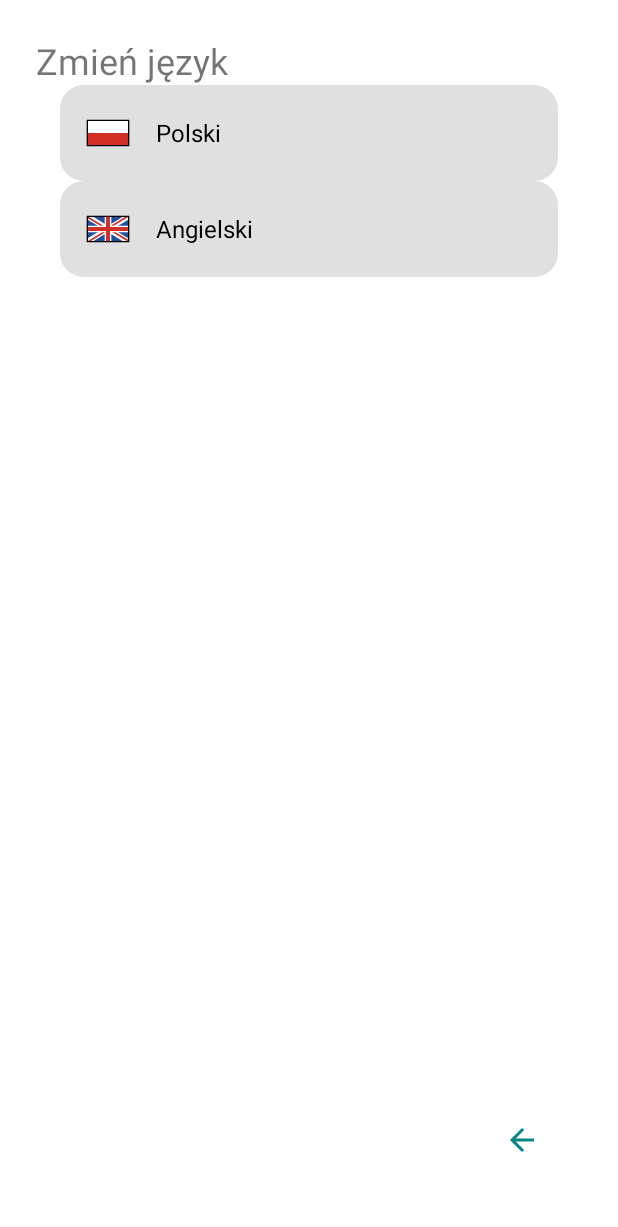
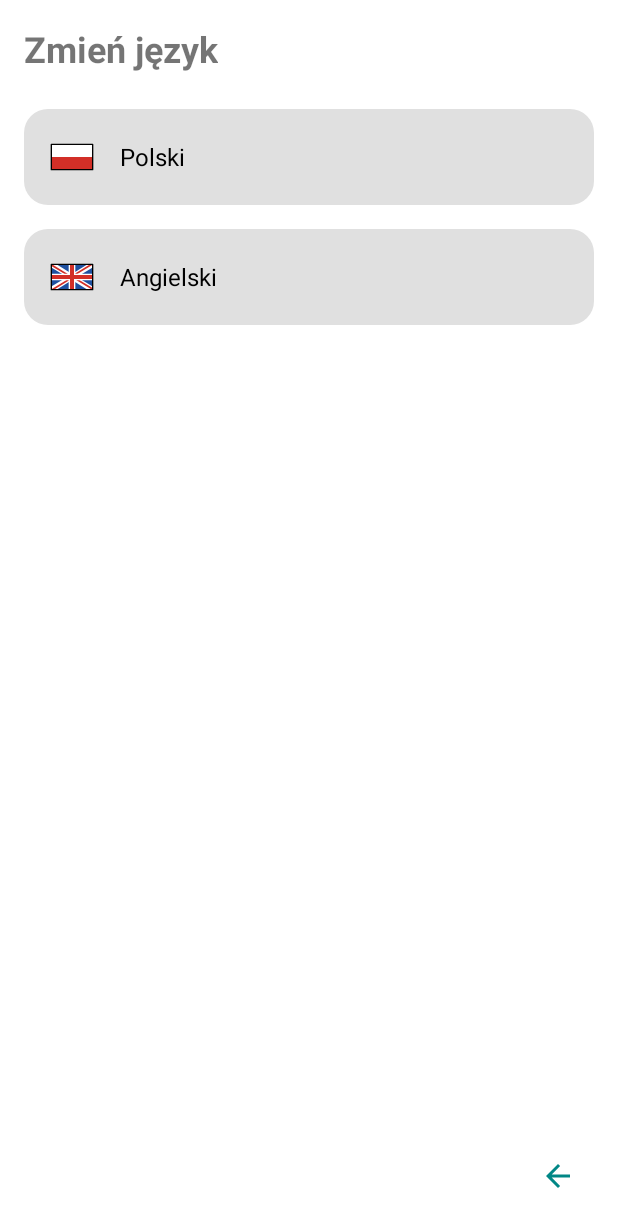
Before and after one commit to Jo3i/Komunikacja-cz-komp, an Android app: the LanguageActivity screen opened directly, with no data from a screen before it, on a phone screen of 412 x 824 dp. Shown: the top 1227 px of the screen. Run offline under Robolectric (Android 15) with nearby library versions, the phone set to English and light mode, and no system bars.

Commit message:
Poprawa widoku activity_language.xml, poprawy layoutu activity_main_menu.xml dla przycisku wyloguj

```diff
--- a/app/src/main/java/com/example/ocrapp/LanguageActivity.kt
+++ b/app/src/main/java/com/example/ocrapp/LanguageActivity.kt
@@ -19,6 +19,9 @@ class LanguageActivity : AppCompatActivity() {
         setContentView(R.layout.activity_language)
 
         preferences = getSharedPreferences("AppPrefs", MODE_PRIVATE)
+        // Ustawienie języka przy starcie activity, żeby pokazać aktualny język
+        val lang = preferences.getString("language", "en") ?: "en"
+        setLocale(lang)
     }
 
     private fun setLocale(languageCode: String) {
@@ -56,7 +59,8 @@ class LanguageActivity : AppCompatActivity() {
         setResult(RESULT_OK)
         finish()
     }
+
     fun onBackToMenuClick(view: View) {
-        finish() // zamyka ustawienia i wraca do poprzedniego ekranu
+        finish() // zamyka aktywność i wraca do poprzedniej
     }
 }
--- a/app/src/main/res/layout/activity_history.xml
+++ b/app/src/main/res/layout/activity_history.xml
@@ -14,7 +14,6 @@
         android:layout_width="wrap_content"
         android:layout_height="wrap_content"
         android:text="@string/history_marks"
-        android:textColor="@android:color/black"
         android:textSize="24sp"
         android:textStyle="bold"
         app:layout_constraintTop_toTopOf="parent"
--- a/app/src/main/res/layout/activity_language.xml
+++ b/app/src/main/res/layout/activity_language.xml
@@ -1,39 +1,46 @@
 <?xml version="1.0" encoding="utf-8"?>
-<androidx.constraintlayout.widget.ConstraintLayout
-    xmlns:android="http://schemas.android.com/apk/res/android"
-    xmlns:app="http://schemas.android.com/apk/res-auto"
-    android:id="@+id/language_layout"
+<FrameLayout xmlns:android="http://schemas.android.com/apk/res/android"
+    android:id="@+id/languageRoot"
     android:layout_width="match_parent"
     android:layout_height="match_parent"
-    android:padding="24dp"
     android:fitsSystemWindows="true">
 
+    <ScrollView
+        android:id="@+id/scrollView"
+        android:layout_marginStart="16dp"
+        android:layout_marginEnd="16dp"
+        android:layout_width="match_parent"
+        android:layout_height="match_parent"
+        android:paddingTop="16dp"
+        android:paddingBottom="16dp"
+        android:fitsSystemWindows="true">
+
+        <LinearLayout
+            android:layout_width="match_parent"
+            android:layout_height="wrap_content"
+            android:orientation="vertical"
+            android:layout_gravity="center_horizontal">
+
             <TextView
-        android:id="@+id/languageTitle"
                 android:layout_width="wrap_content"
                 android:layout_height="wrap_content"
                 android:text="@string/change_language"
                 android:textSize="24sp"
-        app:layout_constraintTop_toTopOf="parent"
-        app:layout_constraintStart_toStartOf="parent"
+                android:textStyle="bold"
+                android:layout_gravity="start"
                 android:layout_marginBottom="24dp" />
 
             <!-- Polski -->
             <LinearLayout
                 android:id="@+id/button_polish"
-        android:layout_marginStart="16dp"
-        android:layout_marginEnd="16dp"
-        android:layout_width="0dp"
+                android:layout_width="match_parent"
                 android:layout_height="wrap_content"
                 android:orientation="horizontal"
                 android:background="@drawable/rounded_button"
                 android:padding="16dp"
                 android:gravity="center_vertical"
-        android:onClick="onPolishClick"
-        app:layout_constraintTop_toBottomOf="@id/languageTitle"
-        app:layout_constraintStart_toStartOf="parent"
-        app:layout_constraintEnd_toEndOf="parent"
-        android:layout_marginBottom="24dp">
+                android:layout_marginBottom="16dp"
+                android:onClick="onPolishClick">
 
                 <ImageView
                     android:layout_width="32dp"
@@ -53,19 +60,14 @@
             <!-- Angielski -->
             <LinearLayout
                 android:id="@+id/button_english"
-        android:layout_marginStart="16dp"
-        android:layout_marginEnd="16dp"
-        android:layout_width="0dp"
+                android:layout_width="match_parent"
                 android:layout_height="wrap_content"
                 android:orientation="horizontal"
                 android:background="@drawable/rounded_button"
                 android:padding="16dp"
                 android:gravity="center_vertical"
-        android:onClick="onEnglishClick"
-        app:layout_constraintTop_toBottomOf="@id/button_polish"
-        app:layout_constraintStart_toStartOf="parent"
-        app:layout_constraintEnd_toEndOf="parent"
-        android:layout_marginBottom="12dp">
+                android:layout_marginBottom="16dp"
+                android:onClick="onEnglishClick">
 
                 <ImageView
                     android:layout_width="32dp"
@@ -82,20 +84,19 @@
                     android:layout_marginStart="16dp" />
             </LinearLayout>
 
+        </LinearLayout>
+    </ScrollView>
 
-    <!-- Przycisk w prawym dolnym rogu -->
     <ImageButton
         android:id="@+id/backButton"
         android:layout_width="48dp"
         android:layout_height="48dp"
+        android:layout_gravity="bottom|end"
+        android:layout_margin="16dp"
         android:background="@android:color/transparent"
         android:src="@drawable/ic_back_arrow"
         android:contentDescription="@string/back"
         android:onClick="onBackToMenuClick"
-        app:tint="@color/teal_700"
         android:elevation="8dp"
-        app:layout_constraintBottom_toBottomOf="parent"
-        app:layout_constraintEnd_toEndOf="parent"
-        android:layout_margin="16dp" />
-
-</androidx.constraintlayout.widget.ConstraintLayout>
+        android:tint="@color/teal_700" />
+</FrameLayout>
```
Also changed, not shown: app/src/main/java/com/example/ocrapp/MainMenuActivity.kt (+13 -0 lines), app/src/main/res/layout/activity_main_menu.xml (+31 -3 lines), 1 other file. Lines whose indentation alone changed are shown as unchanged.
